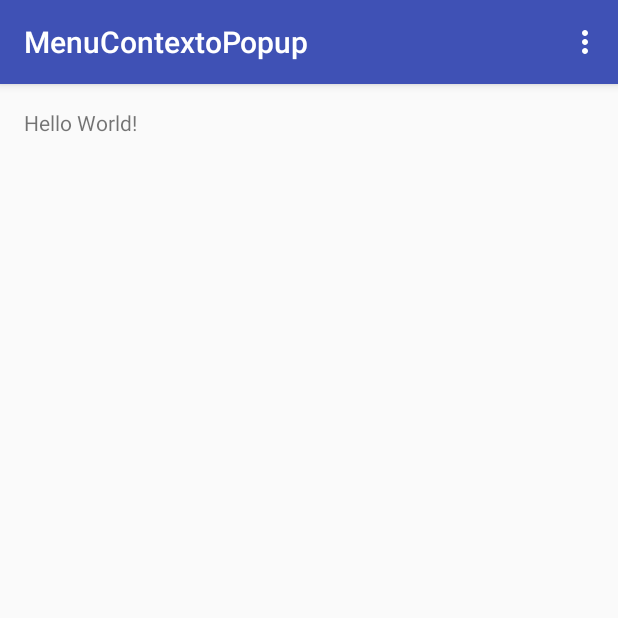
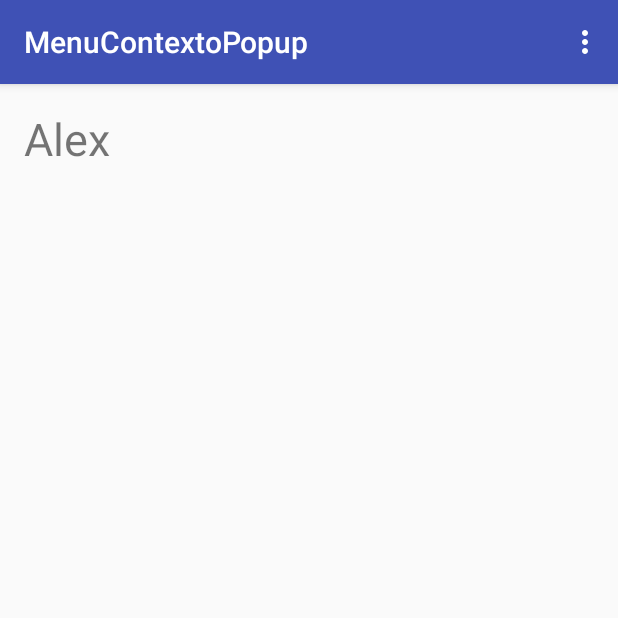
Before and after one commit to AlejandroAguilar/MenuPopup, an Android app: the screen it shows after launch (MainActivity), on a phone screen of 412 x 824 dp, the top half of it. Run offline under Robolectric (Android 15) with nearby library versions, the phone set to English and light mode, and no system bars.

Commit message:
Menu de contexto
Menu de contexto

```diff
--- a/app/src/main/res/layout/activity_main.xml
+++ b/app/src/main/res/layout/activity_main.xml
@@ -10,7 +10,10 @@
     tools:context="com.alexaguilar.menucontextopopup.MainActivity">
 
     <TextView
+        android:id="@+id/tvNombre"
         android:layout_width="wrap_content"
         android:layout_height="wrap_content"
-        android:text="Hello World!" />
+        android:text="@string/nombre_persona"
+        android:textSize="@dimen/texto_persona"
+        />
 </RelativeLayout>
--- /dev/null
+++ b/app/src/main/res/menu/menu_contexto.xml
@@ -0,0 +1,20 @@
+<?xml version="1.0" encoding="utf-8"?>
+<menu xmlns:android="http://schemas.android.com/apk/res/android">
+
+    <item
+        android:id="@+id/mEdit"
+        android:title="@string/menu_edit"
+        >
+
+    </item>
+
+    <item
+        android:id="@+id/mDelete"
+        android:title="@string/menu_delete"
+        >
+
+    </item>
+
+
+
+</menu>
--- a/app/src/main/res/values/dimens.xml
+++ b/app/src/main/res/values/dimens.xml
@@ -2,4 +2,6 @@
     <!-- Default screen margins, per the Android Design guidelines. -->
     <dimen name="activity_horizontal_margin">16dp</dimen>
     <dimen name="activity_vertical_margin">16dp</dimen>
+
+    <dimen name="texto_persona">30sp</dimen>
 </resources>
--- a/app/src/main/res/values/strings.xml
+++ b/app/src/main/res/values/strings.xml
@@ -5,4 +5,9 @@
 
     <string name="texto_about">About</string>
     <string name="texto_settings">Settings</string>
+
+    <string name="menu_edit">Edit</string>
+    <string name="menu_delete">Delete</string>
+
+    <string name="nombre_persona">Alex</string>
 </resources>
```
Also changed, not shown: app/src/main/java/com/alexaguilar/menucontextopopup/MainActivity.java (+36 -0 lines).
